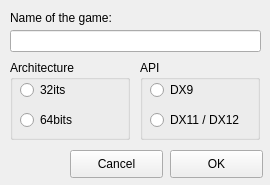
First picture: the form in src/ui/game_configs.ui, repository ddc/ReShadeUtils, before the edit.
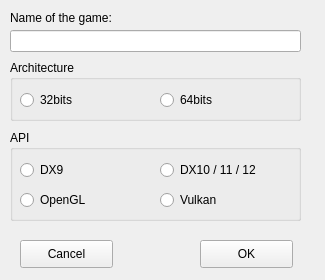
Second picture: the form after the edit. Icons and pictures are not drawn.

Patch:
```diff
--- a/src/ui/game_configs.ui
+++ b/src/ui/game_configs.ui
@@ -6,14 +6,20 @@
    <rect>
     <x>0</x>
     <y>0</y>
-    <width>270</width>
-    <height>185</height>
+    <width>325</width>
+    <height>280</height>
    </rect>
   </property>
+  <property name="minimumSize">
+   <size>
+    <width>325</width>
+    <height>280</height>
+   </size>
+  </property>
   <property name="maximumSize">
    <size>
-    <width>270</width>
-    <height>185</height>
+    <width>325</width>
+    <height>280</height>
    </size>
   </property>
   <property name="sizeIncrement">
@@ -34,8 +40,8 @@
   <widget class="QPushButton" name="cancel_pushButton">
    <property name="geometry">
     <rect>
-     <x>70</x>
-     <y>150</y>
+     <x>20</x>
+     <y>240</y>
      <width>93</width>
      <height>28</height>
     </rect>
@@ -49,7 +55,7 @@
     <rect>
      <x>10</x>
      <y>30</y>
-     <width>251</width>
+     <width>291</width>
      <height>22</height>
     </rect>
    </property>
@@ -73,8 +79,8 @@
   <widget class="QPushButton" name="ok_pushButton">
    <property name="geometry">
     <rect>
-     <x>170</x>
-     <y>150</y>
+     <x>200</x>
+     <y>240</y>
      <width>93</width>
      <height>28</height>
     </rect>
@@ -91,8 +97,8 @@
     <rect>
      <x>10</x>
      <y>60</y>
-     <width>120</width>
-     <height>80</height>
+     <width>291</width>
+     <height>61</height>
     </rect>
    </property>
    <property name="title">
@@ -102,20 +108,20 @@
     <property name="geometry">
      <rect>
       <x>10</x>
-      <y>20</y>
+      <y>30</y>
       <width>95</width>
       <height>20</height>
      </rect>
     </property>
     <property name="text">
-     <string>32its</string>
+     <string>32bits</string>
     </property>
    </widget>
    <widget class="QRadioButton" name="radioButton_64bits">
     <property name="geometry">
      <rect>
-      <x>10</x>
-      <y>50</y>
+      <x>150</x>
+      <y>30</y>
       <width>95</width>
       <height>20</height>
      </rect>
@@ -128,10 +134,10 @@
   <widget class="QGroupBox" name="api_groupBox">
    <property name="geometry">
     <rect>
-     <x>140</x>
-     <y>60</y>
-     <width>120</width>
-     <height>80</height>
+     <x>10</x>
+     <y>130</y>
+     <width>291</width>
+     <height>91</height>
     </rect>
    </property>
    <property name="title">
@@ -141,7 +147,7 @@
     <property name="geometry">
      <rect>
       <x>10</x>
-      <y>20</y>
+      <y>30</y>
       <width>100</width>
       <height>20</height>
      </rect>
@@ -150,17 +156,43 @@
      <string>DX9</string>
     </property>
    </widget>
-   <widget class="QRadioButton" name="dx11_radioButton">
+   <widget class="QRadioButton" name="dx_radioButton">
+    <property name="geometry">
+     <rect>
+      <x>150</x>
+      <y>30</y>
+      <width>131</width>
+      <height>20</height>
+     </rect>
+    </property>
+    <property name="text">
+     <string>DX10 / 11 / 12</string>
+    </property>
+   </widget>
+   <widget class="QRadioButton" name="opengl_radioButton">
     <property name="geometry">
      <rect>
       <x>10</x>
-      <y>50</y>
-      <width>100</width>
+      <y>60</y>
+      <width>95</width>
       <height>20</height>
      </rect>
     </property>
     <property name="text">
-     <string>DX11 / DX12</string>
+     <string>OpenGL</string>
+    </property>
+   </widget>
+   <widget class="QRadioButton" name="vulkan_radioButton">
+    <property name="geometry">
+     <rect>
+      <x>150</x>
+      <y>60</y>
+      <width>95</width>
+      <height>20</height>
+     </rect>
+    </property>
+    <property name="text">
+     <string>Vulkan</string>
     </property>
    </widget>
   </widget>
```
Left out of the diff: 8 changed lines with no effect on the pictures.
